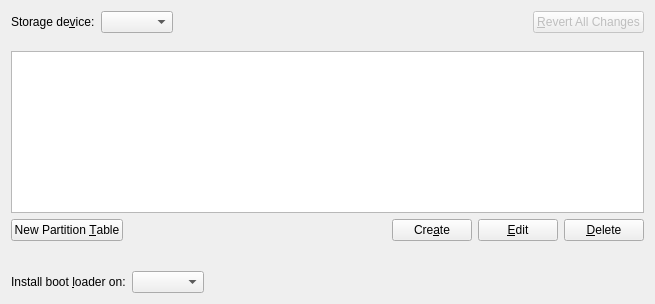
Old version of the form src/modules/partition/gui/PartitionPage.ui in the repository siduction/calamares.
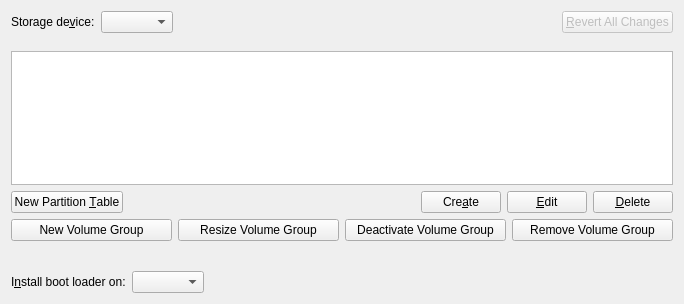
New version of the form. Custom widgets are drawn as their Qt base class.

Patch:
```diff
--- a/src/modules/partition/gui/PartitionPage.ui
+++ b/src/modules/partition/gui/PartitionPage.ui
@@ -6,7 +6,7 @@
    <rect>
     <x>0</x>
     <y>0</y>
-    <width>655</width>
+    <width>684</width>
     <height>304</height>
    </rect>
   </property>
@@ -124,6 +124,38 @@
      </item>
     </layout>
    </item>
+   <item>
+    <layout class="QHBoxLayout" name="horizontalLayout_4">
+     <item>
+      <widget class="QPushButton" name="newVolumeGroupButton">
+       <property name="text">
+        <string>New Volume Group</string>
+       </property>
+      </widget>
+     </item>
+     <item>
+      <widget class="QPushButton" name="resizeVolumeGroupButton">
+       <property name="text">
+        <string>Resize Volume Group</string>
+       </property>
+      </widget>
+     </item>
+     <item>
+      <widget class="QPushButton" name="deactivateVolumeGroupButton">
+       <property name="text">
+        <string>Deactivate Volume Group</string>
+       </property>
+      </widget>
+     </item>
+     <item>
+      <widget class="QPushButton" name="removeVolumeGroupButton">
+       <property name="text">
+        <string>Remove Volume Group</string>
+       </property>
+      </widget>
+     </item>
+    </layout>
+   </item>
    <item>
     <spacer name="verticalSpacer">
      <property name="orientation">
@@ -145,7 +177,7 @@
      <item>
       <widget class="QLabel" name="label_3">
        <property name="text">
-        <string>Install boot &amp;loader on:</string>
+        <string>I&amp;nstall boot loader on:</string>
        </property>
        <property name="buddy">
         <cstring>bootLoaderComboBox</cstring>
```
